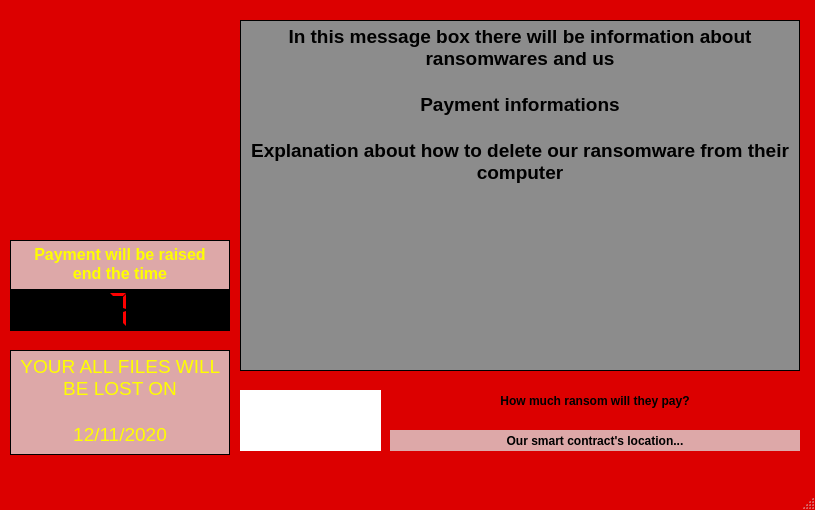
Before: the Qt Designer form aptal.ui in APT-Al/apt-al, drawn with Qt 5.
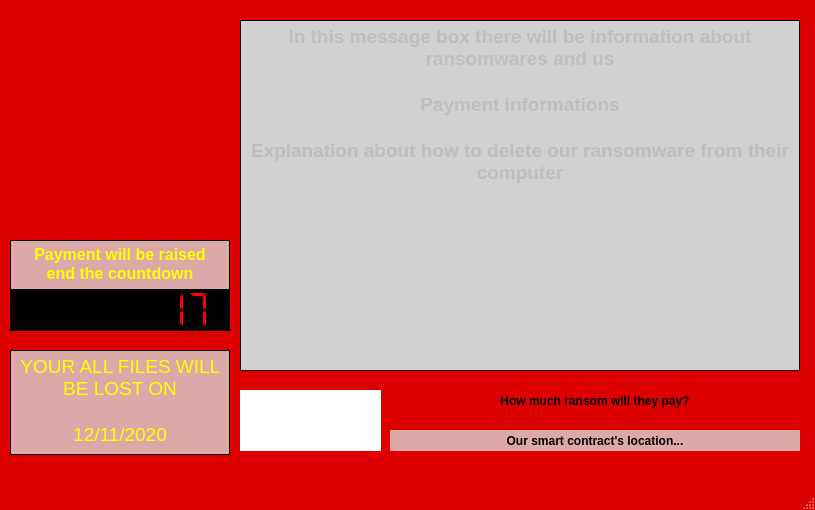
After: the same form once the commit is applied. Icons and pictures are not drawn.

The edit to the form file:
```diff
--- a/aptal.ui
+++ b/aptal.ui
@@ -452,6 +452,9 @@
     </property>
    </widget>
    <widget class="QTextEdit" name="textEdit">
+    <property name="enabled">
+     <bool>false</bool>
+    </property>
     <property name="geometry">
      <rect>
       <x>10</x>
@@ -469,7 +472,7 @@
 p, li { white-space: pre-wrap; }
 &lt;/style&gt;&lt;/head&gt;&lt;body style=&quot; font-family:'MS Shell Dlg 2'; font-size:8.25pt; font-weight:400; font-style:normal;&quot;&gt;
 &lt;p align=&quot;center&quot; style=&quot; margin-top:0px; margin-bottom:0px; margin-left:0px; margin-right:0px; -qt-block-indent:0; text-indent:0px;&quot;&gt;&lt;span style=&quot; font-size:12pt; font-weight:600; color:#ffff00;&quot;&gt;Payment will be raised&lt;/span&gt;&lt;/p&gt;
-&lt;p align=&quot;center&quot; style=&quot; margin-top:0px; margin-bottom:0px; margin-left:0px; margin-right:0px; -qt-block-indent:0; text-indent:0px;&quot;&gt;&lt;span style=&quot; font-size:12pt; font-weight:600; color:#ffff00;&quot;&gt;end the time&lt;/span&gt;&lt;/p&gt;&lt;/body&gt;&lt;/html&gt;</string>
+&lt;p align=&quot;center&quot; style=&quot; margin-top:0px; margin-bottom:0px; margin-left:0px; margin-right:0px; -qt-block-indent:0; text-indent:0px;&quot;&gt;&lt;span style=&quot; font-size:12pt; font-weight:600; color:#ffff00;&quot;&gt;end the countdown&lt;/span&gt;&lt;/p&gt;&lt;/body&gt;&lt;/html&gt;</string>
     </property>
    </widget>
    <widget class="QTextEdit" name="textEdit_2">
@@ -517,6 +520,9 @@
     </property>
    </widget>
    <widget class="QTextBrowser" name="textBrowser">
+    <property name="enabled">
+     <bool>false</bool>
+    </property>
     <property name="geometry">
      <rect>
       <x>240</x>
@@ -532,7 +538,7 @@
      </font>
     </property>
     <property name="styleSheet">
-     <string notr="true">background-color: qlineargradient(spread:pad, x1:0, y1:0, x2:1, y2:0, stop:1 rgba(140, 140, 140, 255));</string>
+     <string notr="true">background-color: qlineargradient(spread:pad, x1:0, y1:0, x2:1, y2:0, stop:1 rgba(209, 209, 209, 255));</string>
     </property>
     <property name="html">
      <string>&lt;!DOCTYPE HTML PUBLIC &quot;-//W3C//DTD HTML 4.0//EN&quot; &quot;http://www.w3.org/TR/REC-html40/strict.dtd&quot;&gt;
@@ -620,7 +626,7 @@
      <bool>true</bool>
     </property>
     <property name="digitCount">
-     <number>1</number>
+     <number>8</number>
     </property>
     <property name="mode">
      <enum>QLCDNumber::Dec</enum>
@@ -629,10 +635,10 @@
      <enum>QLCDNumber::Flat</enum>
     </property>
     <property name="value" stdset="0">
-     <double>7.000000000000000</double>
+     <double>17.000000000000000</double>
     </property>
     <property name="intValue" stdset="0">
-     <number>7</number>
+     <number>17</number>
     </property>
    </widget>
   </widget>
```
Left out of the diff: 13 changed lines with no effect on the pictures.
